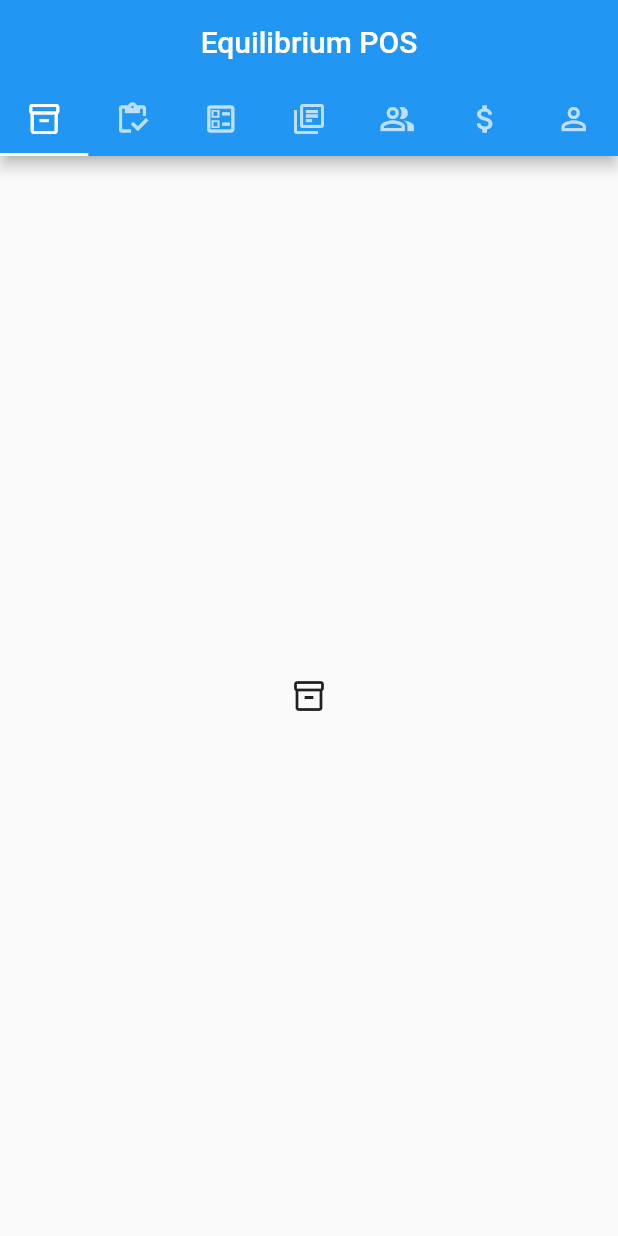
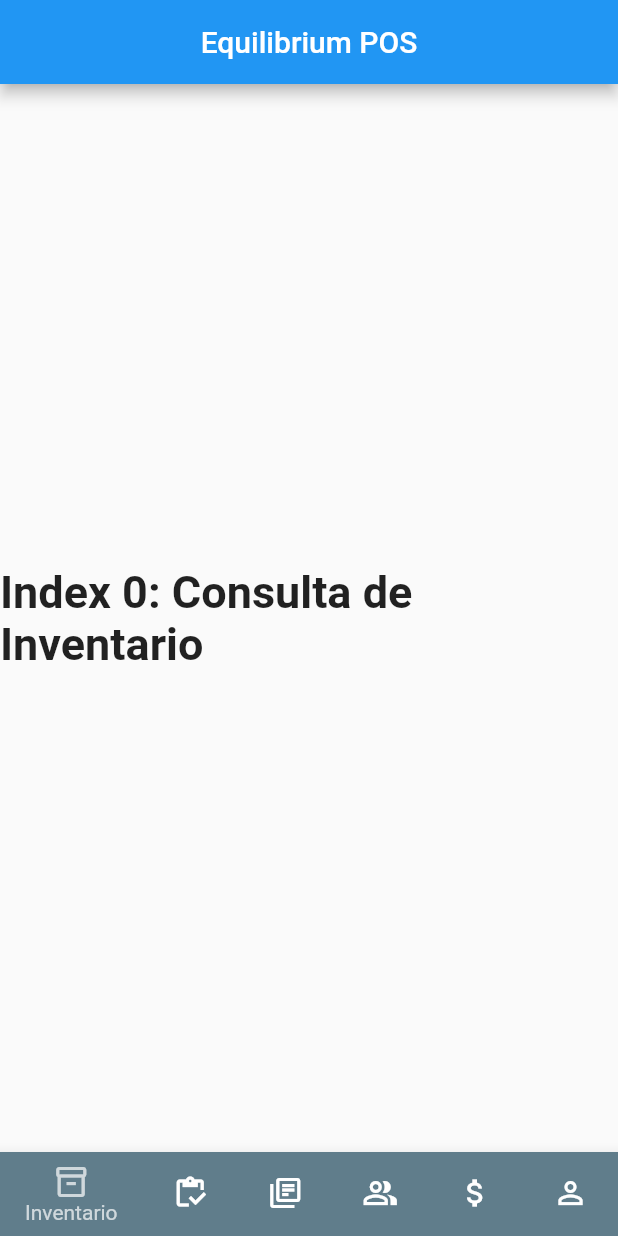
Before and after one commit to cattoall/club_deportivo_comala_app, a Flutter app: the screen it shows after launch, on a phone screen of 412 x 824 dp. Run offline on Flutter 3.47's test engine with Material 2 defaults, Android fonts, the light colour scheme and no system bars.

Commit message:
Agregar BottomNavigatorBar en mainManu

```diff
--- a/lib/mainMenu.dart
+++ b/lib/mainMenu.dart
@@ -6,36 +6,87 @@ class MainMenu extends StatefulWidget {
 }
 
 class _State extends State<MainMenu> {
+  int _selectedIndex = 0;
+  static const TextStyle optionStyle =
+      TextStyle(fontSize: 30, fontWeight: FontWeight.bold);
+  static const List<Widget> _widgetOptions = <Widget>[
+    Text(
+      'Index 0: Consulta de Inventario',
+      style: optionStyle,
+    ),
+    Text(
+      'Index 1: Consulta de Inventario Consolidado',
+      style: optionStyle,
+    ),
+    Text(
+      'Index 2: Ingreso de Factura',
+      style: optionStyle,
+    ),
+    Text(
+      'Index 3: Consulta de Clientes',
+      style: optionStyle,
+    ),
+    Text(
+      'Index 4: Corte de Caja',
+      style: optionStyle,
+    ),
+    Text(
+      'Index 5: Usuario',
+      style: optionStyle,
+    ),
+  ];
+
+  void _onItemTapped(int index) {
+    setState(() {
+      _selectedIndex = index;
+    });
+  }
+
   @override
   Widget build(BuildContext context) {
-    return DefaultTabController(
-      length: 7,
-      child: Scaffold(
-        appBar: AppBar(
-          bottom: TabBar(
-            tabs: [
-              Tab(icon: Icon(Icons.inventory_2_outlined)),
-              Tab(icon: Icon(Icons.inventory_outlined)),
-              Tab(icon: Icon(Icons.ballot_outlined)),
-              Tab(icon: Icon(Icons.my_library_books_outlined)),
-              Tab(icon: Icon(Icons.people_alt_outlined)),
-              Tab(icon: Icon(Icons.attach_money_outlined)),
-              Tab(icon: Icon(Icons.perm_identity)),
-            ],
+    return Scaffold(
+      appBar: AppBar(
+        title: Center(child: Text('Equilibrium POS')),
+      ),
+      body: Center(
+        child: _widgetOptions.elementAt(_selectedIndex),
+      ),
+      bottomNavigationBar: BottomNavigationBar(
+        items: [
+          BottomNavigationBarItem(
+            icon: Icon(Icons.inventory_2_outlined),
+            label: 'Inventario',
+            backgroundColor: Colors.blueGrey,
           ),
-          title: Center(child: Text('Equilibrium POS')),
-        ),
-        body: TabBarView(
-          children: [
-            Icon(Icons.inventory_2_outlined),
-            Icon(Icons.inventory_outlined),
-            Icon(Icons.ballot_outlined),
-            Icon(Icons.my_library_books_outlined),
-            Icon(Icons.people_alt_outlined),
-            Icon(Icons.attach_money_outlined),
-            Icon(Icons.perm_identity),
-          ],
-        ),
+          BottomNavigationBarItem(
+            icon: Icon(Icons.inventory_outlined),
+            label: 'Consolidado',
+            backgroundColor: Colors.blueGrey,
+          ),
+          BottomNavigationBarItem(
+            icon: Icon(Icons.my_library_books_outlined),
+            label: 'Factura',
+            backgroundColor: Colors.blueGrey,
+          ),
+          BottomNavigationBarItem(
+            icon: Icon(Icons.people_alt_outlined),
+            label: 'Clientes',
+            backgroundColor: Colors.blueGrey,
+          ),
+          BottomNavigationBarItem(
+            icon: Icon(Icons.attach_money_outlined),
+            label: 'Caja',
+            backgroundColor: Colors.blueGrey,
+          ),
+          BottomNavigationBarItem(
+            icon: Icon(Icons.perm_identity),
+            label: 'Usuario',
+            backgroundColor: Colors.blueGrey,
+          ),
+        ],
+        currentIndex: _selectedIndex,
+        selectedItemColor: Colors.white70,
+        onTap: _onItemTapped,
       ),
     );
   }
```
